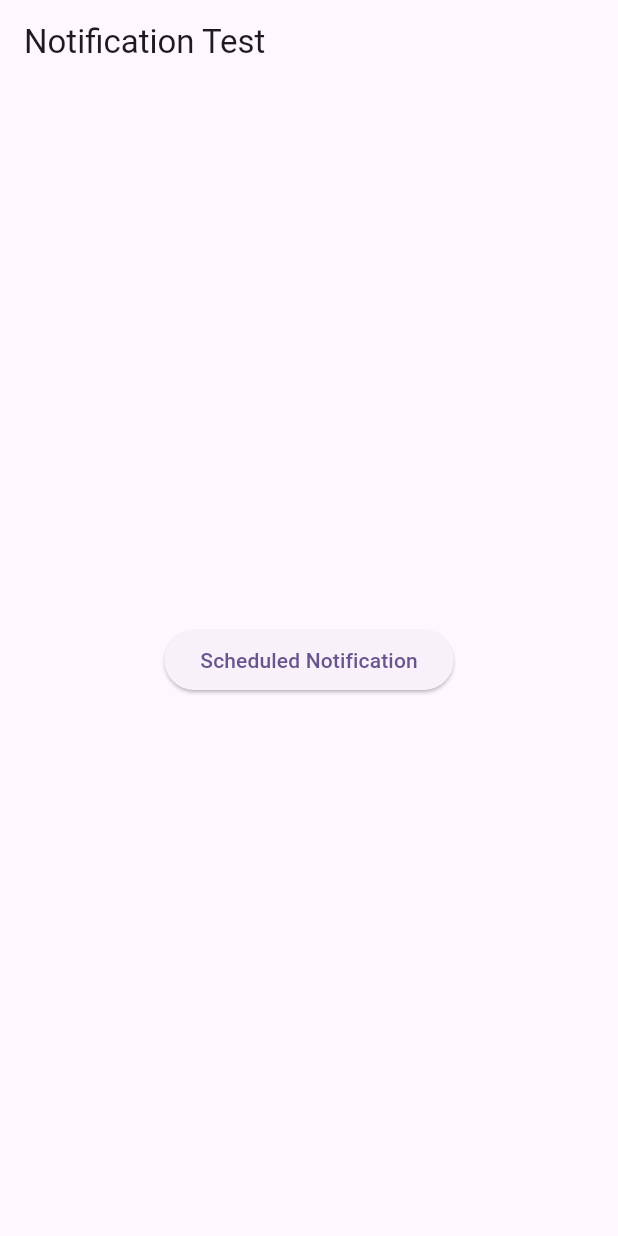
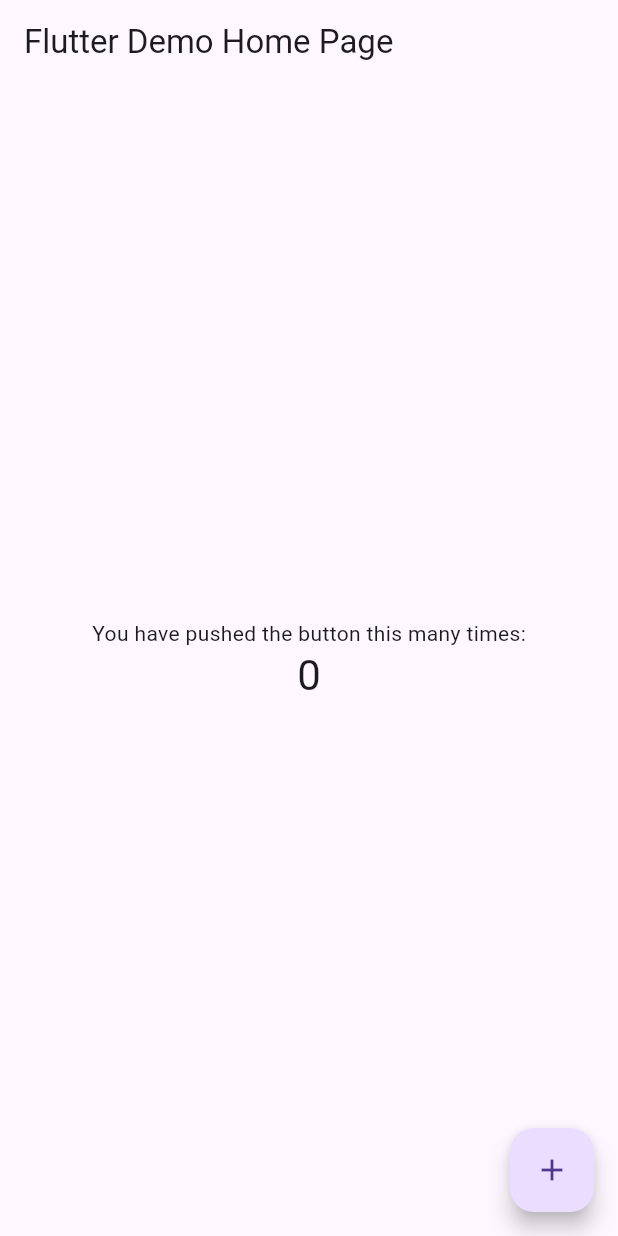
Before and after one commit to itsMallix/Notification_App, a Flutter app: the screen it shows after launch, on a phone screen of 412 x 824 dp. Run offline on Flutter 3.47's test engine with Material 3 defaults, Android fonts, the phone set to English and light mode, and no system bars; our stand-ins replace flutter_local_notifications, timezone.

```diff
--- a/lib/home_page.dart
+++ b/lib/_home_page.dart
@@ -1,5 +1,5 @@
 import 'package:flutter/material.dart';
-import 'package:notification_app/notif_service.dart';
+import 'package:notification_app/_notif_service.dart';
 
 class HomePage extends StatelessWidget {
   const HomePage({super.key});
--- a/lib/main.dart
+++ b/lib/main.dart
@@ -1,26 +1,71 @@
 import 'package:flutter/material.dart';
-import 'package:notification_app/home_page.dart';
-import 'package:notification_app/notif_service.dart';
+import 'package:notification_app/service.dart';
 
-void main() {
+void main() async {
   WidgetsFlutterBinding.ensureInitialized();
-  NotificationHelper.init();
+  NotificationService().initializeNotification();
+  NotificationService().showNotification(
+    1,
+    'ALAMAAKKKK 🎂',
+    'Besok Ambatron Akan Berulang Tahun!!',
+  );
   runApp(const MyApp());
 }
 
 class MyApp extends StatelessWidget {
-  const MyApp({super.key});
+  const MyApp({Key? key}) : super(key: key);
 
-  // This widget is the root of your application.
   @override
   Widget build(BuildContext context) {
-    return MaterialApp(
-      title: 'Flutter Notification App',
-      theme: ThemeData(
-        colorScheme: ColorScheme.fromSeed(seedColor: Colors.deepPurple),
-        useMaterial3: true,
-      ),
-      home: const HomePage(),
+    return const MaterialApp(
+      home: MyHomePage(title: 'Flutter Demo Home Page'),
     );
   }
 }
+
+class MyHomePage extends StatefulWidget {
+  const MyHomePage({Key? key, required this.title}) : super(key: key);
+
+  final String title;
+
+  @override
+  State<MyHomePage> createState() => _MyHomePageState();
+}
+
+class _MyHomePageState extends State<MyHomePage> {
+  int _counter = 0;
+
+  void _incrementCounter() {
+    setState(() {
+      _counter++;
+    });
+  }
+
+  @override
+  Widget build(BuildContext context) {
+    return Scaffold(
+      appBar: AppBar(
+        title: Text(widget.title),
+      ),
+      body: Center(
+        child: Column(
+          mainAxisAlignment: MainAxisAlignment.center,
+          children: <Widget>[
+            const Text(
+              'You have pushed the button this many times:',
+            ),
+            Text(
+              '$_counter',
+              style: Theme.of(context).textTheme.headline4,
+            ),
+          ],
+        ),
+      ),
+      floatingActionButton: FloatingActionButton(
+        onPressed: _incrementCounter,
+        tooltip: 'Increment',
+        child: const Icon(Icons.add),
+      ), // This trailing comma makes auto-formatting nicer for build methods.
+    );
+  }
+}
```
Also changed, not shown: lib/service.dart (added, +53 -0 lines), lib/_notif_service.dart (renamed from lib/notif_service.dart), 1 other file.
